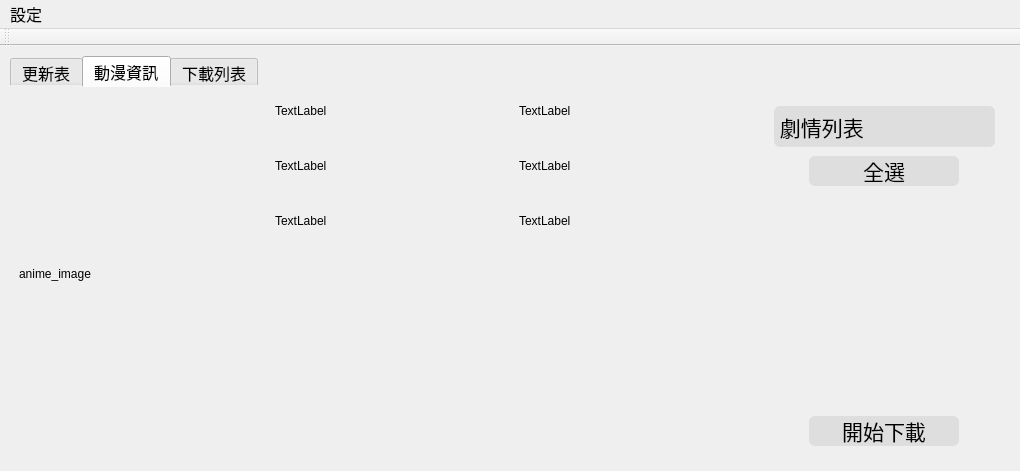
First picture: the form in UI/main.ui, repository hgalytoby/MyselfAnimeDownloader, before the edit.
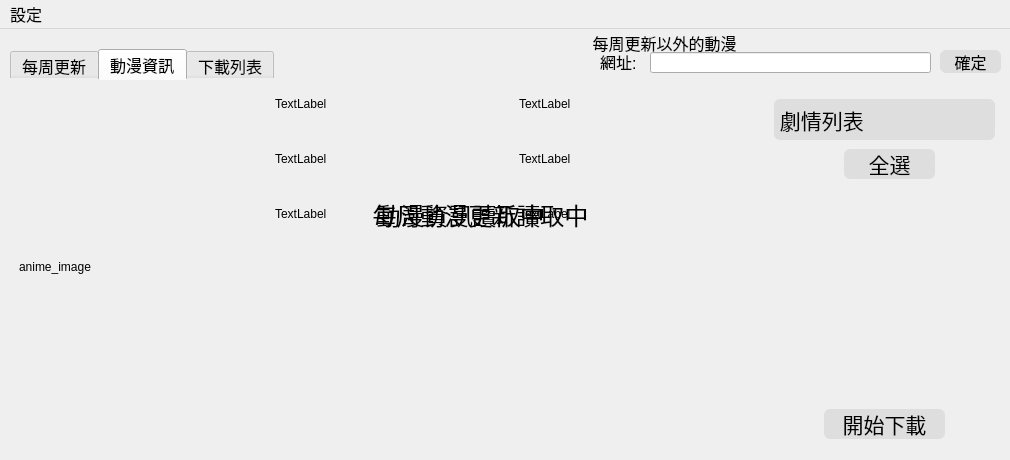
Second picture: the form after the edit. The open tabs and pages were chosen to show the change. Icons and pictures are not drawn.

Commit message: 1.README更新內容。 2.新增每周更新表以外的動漫也能下載。 3.使用新的 show 視窗方法。 4.主視窗關閉子視窗也會全關閉。 5.修正第一次執行 json dump錯誤。

Diff of the .ui file:
```diff
--- a/UI/main.ui
+++ b/UI/main.ui
@@ -6,15 +6,23 @@
    <rect>
     <x>0</x>
     <y>0</y>
-    <width>1020</width>
-    <height>471</height>
+    <width>1010</width>
+    <height>460</height>
    </rect>
   </property>
   <property name="windowTitle">
    <string>Anime Download</string>
   </property>
   <property name="styleSheet">
-   <string notr="true"/>
+   <string notr="true">QScrollBar::vertical {
+border:0px solid grey;
+width: 15px;
+}
+
+QScrollBar::handle:vertical {
+background:#dfdfdf;
+border-radius:6px;
+}</string>
   </property>
   <property name="iconSize">
    <size>
@@ -22,12 +30,21 @@
     <height>24</height>
    </size>
   </property>
+  <property name="documentMode">
+   <bool>false</bool>
+  </property>
+  <property name="dockNestingEnabled">
+   <bool>false</bool>
+  </property>
+  <property name="unifiedTitleAndToolBarOnMac">
+   <bool>false</bool>
+  </property>
   <widget class="QWidget" name="centralwidget">
    <widget class="QTabWidget" name="anime_info_tabWidget">
     <property name="geometry">
      <rect>
       <x>10</x>
-      <y>10</y>
+      <y>20</y>
       <width>1001</width>
       <height>405</height>
      </rect>
@@ -54,7 +71,7 @@
       <cursorShape>ArrowCursor</cursorShape>
      </property>
      <attribute name="title">
-      <string>更新表</string>
+      <string>每周更新</string>
      </attribute>
      <layout class="QGridLayout" name="week_page_gridLayout">
       <item row="0" column="0">
@@ -266,6 +283,9 @@
      </layout>
     </widget>
     <widget class="QWidget" name="anime_page">
+     <property name="styleSheet">
+      <string notr="true">QGridLayout {background: transparent; }</string>
+     </property>
      <attribute name="title">
       <string>動漫資訊</string>
      </attribute>
@@ -435,9 +455,9 @@
         <widget class="QPushButton" name="story_list_all_pushButton">
          <property name="geometry">
           <rect>
-           <x>45</x>
+           <x>80</x>
            <y>60</y>
-           <width>150</width>
+           <width>91</width>
            <height>30</height>
           </rect>
          </property>
@@ -482,9 +502,18 @@
            <height>211</height>
           </rect>
          </property>
+         <property name="styleSheet">
+          <string notr="true"/>
+         </property>
          <property name="frameShape">
           <enum>QFrame::NoFrame</enum>
          </property>
+         <property name="verticalScrollBarPolicy">
+          <enum>Qt::ScrollBarAsNeeded</enum>
+         </property>
+         <property name="horizontalScrollBarPolicy">
+          <enum>Qt::ScrollBarAsNeeded</enum>
+         </property>
          <property name="widgetResizable">
           <bool>true</bool>
          </property>
@@ -503,9 +532,9 @@
         <widget class="QPushButton" name="download_pushbutton">
          <property name="geometry">
           <rect>
-           <x>45</x>
+           <x>60</x>
            <y>320</y>
-           <width>150</width>
+           <width>121</width>
            <height>30</height>
           </rect>
          </property>
@@ -607,13 +636,140 @@
      </layout>
     </widget>
    </widget>
+   <widget class="QGroupBox" name="customize_groupBox">
+    <property name="geometry">
+     <rect>
+      <x>590</x>
+      <y>0</y>
+      <width>421</width>
+      <height>61</height>
+     </rect>
+    </property>
+    <property name="font">
+     <font>
+      <pointsize>12</pointsize>
+     </font>
+    </property>
+    <property name="styleSheet">
+     <string notr="true">QGroupBox{
+border:none}</string>
+    </property>
+    <property name="title">
+     <string>每周更新以外的動漫</string>
+    </property>
+    <widget class="QLabel" name="customize_label">
+     <property name="geometry">
+      <rect>
+       <x>10</x>
+       <y>25</y>
+       <width>71</width>
+       <height>16</height>
+      </rect>
+     </property>
+     <property name="font">
+      <font>
+       <pointsize>12</pointsize>
+      </font>
+     </property>
+     <property name="text">
+      <string>網址:</string>
+     </property>
+    </widget>
+    <widget class="QLineEdit" name="customize_lineEdit">
+     <property name="geometry">
+      <rect>
+       <x>60</x>
+       <y>23</y>
+       <width>281</width>
+       <height>21</height>
+      </rect>
+     </property>
+    </widget>
+    <widget class="QPushButton" name="customize_pushButton">
+     <property name="geometry">
+      <rect>
+       <x>350</x>
+       <y>21</y>
+       <width>61</width>
+       <height>23</height>
+      </rect>
+     </property>
+     <property name="font">
+      <font>
+       <pointsize>12</pointsize>
+      </font>
+     </property>
+     <property name="styleSheet">
+      <string notr="true">QPushButton{
+background-color:#dedede;
+border-radius:6px
+}
+QPushButton:hover {
+background-color:#aaaa7f;
+color: #ffffff;
+}
+QPushButton:pressed{
+background-color:#dedede;
+color: #000000;
+}</string>
+     </property>
+     <property name="text">
+      <string>確定</string>
+     </property>
+    </widget>
+   </widget>
+   <widget class="QLabel" name="load_week_label">
+    <property name="geometry">
+     <rect>
+      <x>370</x>
+      <y>160</y>
+      <width>221</width>
+      <height>51</height>
+     </rect>
+    </property>
+    <property name="font">
+     <font>
+      <pointsize>18</pointsize>
+     </font>
+    </property>
+    <property name="text">
+     <string>每周動漫更新讀取中</string>
+    </property>
+    <property name="alignment">
+     <set>Qt::AlignCenter</set>
+    </property>
+   </widget>
+   <widget class="QLabel" name="load_anime_label">
+    <property name="enabled">
+     <bool>true</bool>
+    </property>
+    <property name="geometry">
+     <rect>
+      <x>350</x>
+      <y>160</y>
+      <width>221</width>
+      <height>51</height>
+     </rect>
+    </property>
+    <property name="font">
+     <font>
+      <pointsize>18</pointsize>
+     </font>
+    </property>
+    <property name="text">
+     <string>動漫資訊讀取中</string>
+    </property>
+    <property name="alignment">
+     <set>Qt::AlignCenter</set>
+    </property>
+   </widget>
   </widget>
   <widget class="QMenuBar" name="menubar">
    <property name="geometry">
     <rect>
      <x>0</x>
      <y>0</y>
-     <width>1020</width>
+     <width>1010</width>
      <height>26</height>
     </rect>
    </property>
@@ -637,17 +793,6 @@
    </widget>
    <addaction name="menu"/>
   </widget>
-  <widget class="QToolBar" name="toolBar">
-   <property name="windowTitle">
-    <string>toolBar</string>
-   </property>
-   <attribute name="toolBarArea">
-    <enum>TopToolBarArea</enum>
-   </attribute>
-   <attribute name="toolBarBreak">
-    <bool>false</bool>
-   </attribute>
-  </widget>
   <action name="menu_config">
    <property name="icon">
     <iconset>
```
Left out of the diff: 15 changed lines with no effect on the pictures. The commit also changes 6 other files.
